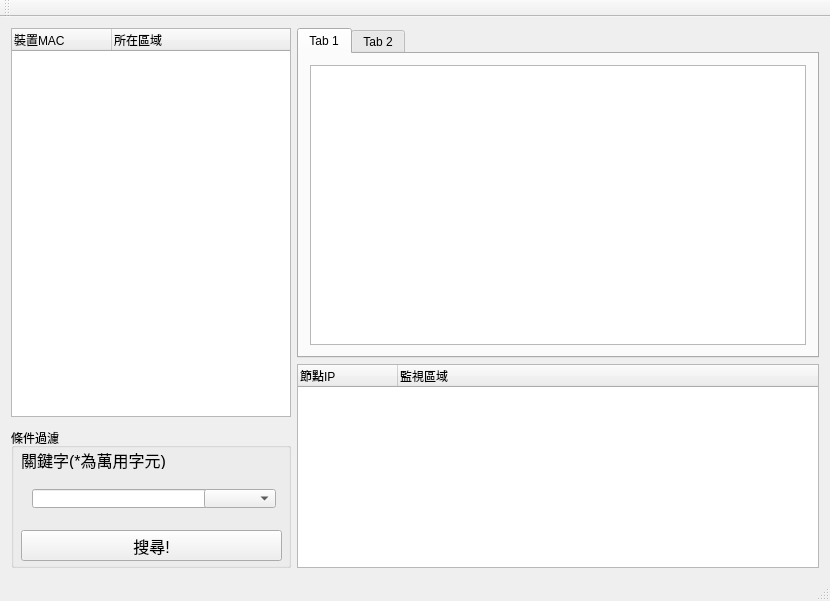
GGORZ10227216/WIFI_tracker_MTK, file mainwindow.ui: the form before one commit.
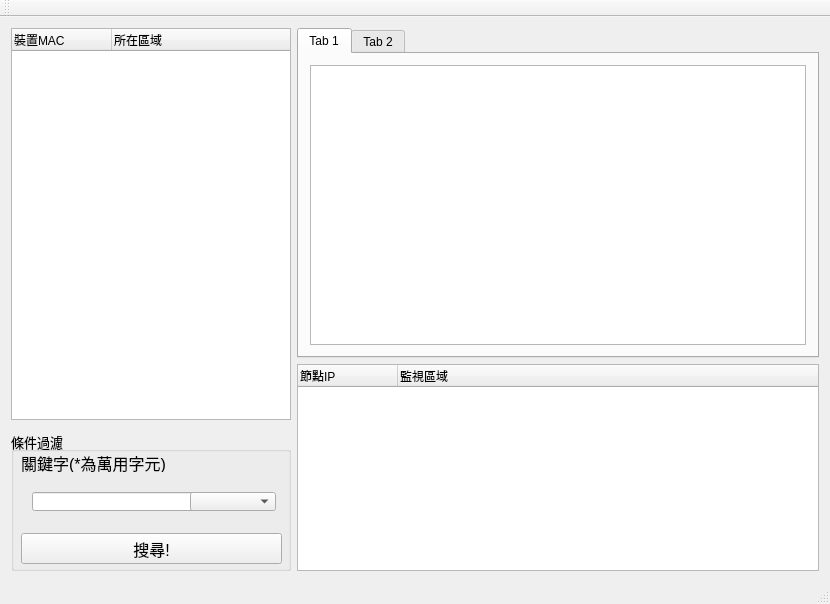
The form after the commit.

Commit message: 添加網路支持

What changed in the file:
```diff
--- a/mainwindow.ui
+++ b/mainwindow.ui
@@ -7,7 +7,7 @@
     <x>0</x>
     <y>0</y>
     <width>830</width>
-    <height>601</height>
+    <height>604</height>
    </rect>
   </property>
   <property name="windowTitle">
@@ -78,6 +78,11 @@
             <height>140</height>
            </size>
           </property>
+          <property name="font">
+           <font>
+            <pointsize>10</pointsize>
+           </font>
+          </property>
           <property name="title">
            <string>條件過濾</string>
           </property>
@@ -134,7 +139,13 @@
              </spacer>
             </item>
             <item>
-             <widget class="QComboBox" name="comboBox"/>
+             <widget class="QComboBox" name="comboBox">
+              <property name="font">
+               <font>
+                <pointsize>11</pointsize>
+               </font>
+              </property>
+             </widget>
             </item>
            </layout>
           </widget>
```
Left out of the diff: 2 changed lines with no effect on the pictures. The commit also changes 2 other files.
